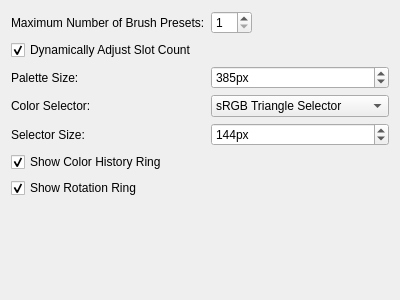
Above: libs/ui/forms/WdgPopupPaletteSettings.ui from KDE/krita before the change. Below: the same form after it.
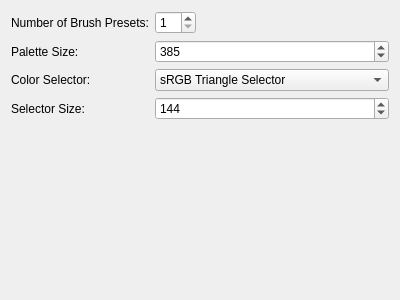
That is the form after the change. Custom widgets are drawn as their Qt base class.

Commit message:
Popup Palette: Remove new/changed strings
Removes new/changed strings so changes can be merged during string
freeze.

Diff of the .ui file:
```diff
--- a/libs/ui/forms/WdgPopupPaletteSettings.ui
+++ b/libs/ui/forms/WdgPopupPaletteSettings.ui
@@ -17,7 +17,7 @@
    <item row="0" column="0">
     <widget class="QLabel" name="label_3">
      <property name="text">
-      <string>Maximum Number of Brush Presets:</string>
+      <string>Number of Brush Presets:</string>
      </property>
     </widget>
    </item>
@@ -37,28 +37,15 @@
      </property>
     </widget>
    </item>
-   <item row="1" column="0" colspan="2">
-    <widget class="QCheckBox" name="chkUseDynamicSlotCount">
-     <property name="text">
-      <string>Dynamically Adjust Slot Count</string>
-     </property>
-     <property name="checked">
-      <bool>true</bool>
-     </property>
-    </widget>
-   </item>
-   <item row="2" column="0">
+   <item row="1" column="0">
     <widget class="QLabel" name="label_6">
      <property name="text">
       <string>Palette Size:</string>
      </property>
     </widget>
    </item>
-   <item row="2" column="1">
+   <item row="1" column="1">
     <widget class="KisSliderSpinBox" name="sbPaletteSize">
-     <property name="suffix">
-      <string>px</string>
-     </property>
      <property name="minimum">
       <number>380</number>
      </property>
@@ -70,14 +57,14 @@
      </property>
     </widget>
    </item>
-   <item row="3" column="0">
+   <item row="2" column="0">
     <widget class="QLabel" name="label_4">
      <property name="text">
       <string>Color Selector:</string>
      </property>
     </widget>
    </item>
-   <item row="3" column="1">
+   <item row="2" column="1">
     <widget class="QComboBox" name="cmbSelectorType">
      <item>
       <property name="text">
@@ -91,18 +78,15 @@
      </item>
     </widget>
    </item>
-   <item row="4" column="0">
+   <item row="3" column="0">
     <widget class="QLabel" name="label_5">
      <property name="text">
       <string>Selector Size:</string>
      </property>
     </widget>
    </item>
-   <item row="4" column="1">
+   <item row="3" column="1">
     <widget class="KisSliderSpinBox" name="sbSelectorSize">
-     <property name="suffix">
-      <string>px</string>
-     </property>
      <property name="minimum">
       <number>100</number>
      </property>
@@ -114,26 +98,6 @@
      </property>
     </widget>
    </item>
-   <item row="5" column="0" colspan="2">
-    <widget class="QCheckBox" name="chkShowColorHistory">
-     <property name="text">
-      <string>Show Color History Ring</string>
-     </property>
-     <property name="checked">
-      <bool>true</bool>
-     </property>
-    </widget>
-   </item>
-   <item row="6" column="0" colspan="2">
-    <widget class="QCheckBox" name="chkShowRotationTrack">
-     <property name="text">
-      <string>Show Rotation Ring</string>
-     </property>
-     <property name="checked">
-      <bool>true</bool>
-     </property>
-    </widget>
-   </item>
   </layout>
  </widget>
  <customwidgets>
```
The commit also changes 2 other files.
